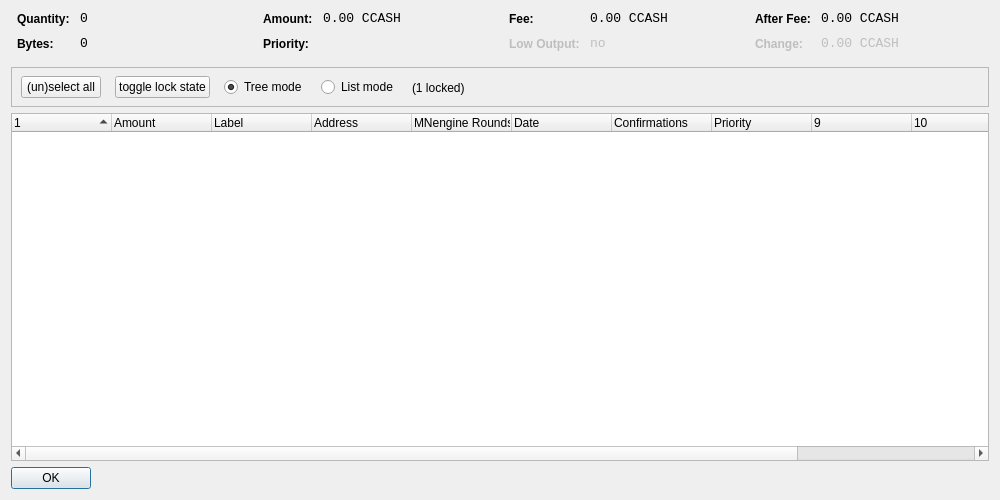
Qt form src/qt/forms/coincontroldialog.ui (FrankygoestoHollywood/CampusCash_Core) before a commit.
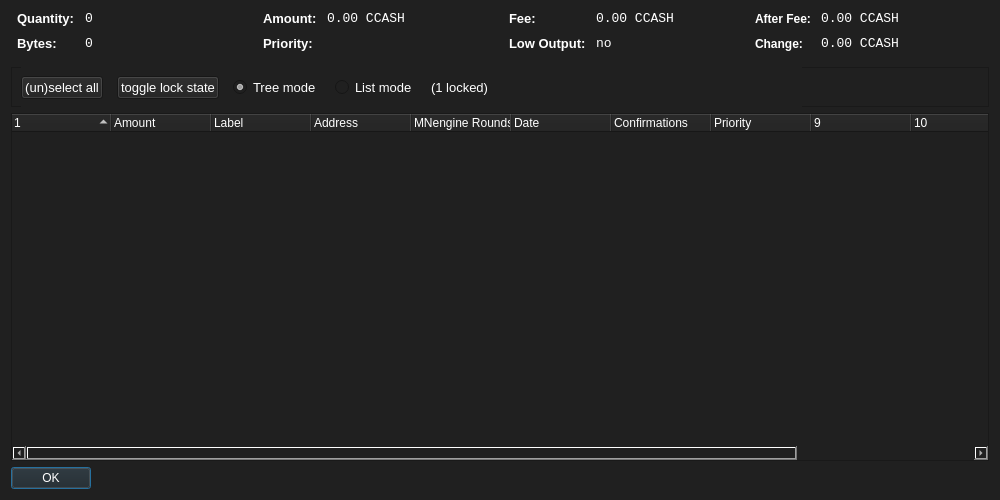
The same form after that commit. Custom widgets are drawn as their Qt base class.

The edit to the form file:
```diff
--- a/src/qt/forms/coincontroldialog.ui
+++ b/src/qt/forms/coincontroldialog.ui
@@ -14,7 +14,8 @@
    <string>Coin Control</string>
   </property>
   <property name="styleSheet">
-   <string notr="true"/>
+   <string notr="true">background-color: rgb(32, 32, 32);
+color: rgb(255, 255, 255);</string>
   </property>
   <layout class="QVBoxLayout" name="verticalLayout">
    <item>
@@ -41,6 +42,13 @@
        </property>
        <item row="0" column="0">
         <widget class="QLabel" name="labelCoinControlQuantityText">
+         <property name="font">
+          <font>
+           <pointsize>10</pointsize>
+           <weight>75</weight>
+           <bold>true</bold>
+          </font>
+         </property>
          <property name="styleSheet">
           <string notr="true">font-weight:bold;</string>
          </property>
@@ -73,6 +81,13 @@
        </item>
        <item row="1" column="0">
         <widget class="QLabel" name="labelCoinControlBytesText">
+         <property name="font">
+          <font>
+           <pointsize>10</pointsize>
+           <weight>75</weight>
+           <bold>true</bold>
+          </font>
+         </property>
          <property name="styleSheet">
           <string notr="true">font-weight:bold;</string>
          </property>
@@ -121,6 +136,13 @@
        </property>
        <item row="0" column="0">
         <widget class="QLabel" name="labelCoinControlAmountText">
+         <property name="font">
+          <font>
+           <pointsize>10</pointsize>
+           <weight>75</weight>
+           <bold>true</bold>
+          </font>
+         </property>
          <property name="styleSheet">
           <string notr="true">font-weight:bold;</string>
          </property>
@@ -153,6 +175,13 @@
        </item>
        <item row="1" column="0">
         <widget class="QLabel" name="labelCoinControlPriorityText">
+         <property name="font">
+          <font>
+           <pointsize>10</pointsize>
+           <weight>75</weight>
+           <bold>true</bold>
+          </font>
+         </property>
          <property name="styleSheet">
           <string notr="true">font-weight:bold;</string>
          </property>
@@ -201,6 +230,13 @@
        </property>
        <item row="0" column="0">
         <widget class="QLabel" name="labelCoinControlFeeText">
+         <property name="font">
+          <font>
+           <pointsize>10</pointsize>
+           <weight>75</weight>
+           <bold>true</bold>
+          </font>
+         </property>
          <property name="styleSheet">
           <string notr="true">font-weight:bold;</string>
          </property>
@@ -236,6 +272,13 @@
          <property name="enabled">
           <bool>false</bool>
          </property>
+         <property name="font">
+          <font>
+           <pointsize>10</pointsize>
+           <weight>75</weight>
+           <bold>true</bold>
+          </font>
+         </property>
          <property name="styleSheet">
           <string notr="true">font-weight:bold;</string>
          </property>
@@ -382,7 +425,7 @@
         <height>41</height>
        </rect>
       </property>
-      <layout class="QHBoxLayout" name="horizontalLayoutPanel" stretch="0,0,0,0,0">
+      <layout class="QHBoxLayout" name="horizontalLayoutPanel" stretch="0,0,0,0,0,0">
        <property name="spacing">
         <number>14</number>
        </property>
@@ -394,6 +437,11 @@
            <verstretch>0</verstretch>
           </sizepolicy>
          </property>
+         <property name="font">
+          <font>
+           <pointsize>10</pointsize>
+          </font>
+         </property>
          <property name="text">
           <string>(un)select all</string>
          </property>
@@ -407,6 +455,11 @@
             <verstretch>0</verstretch>
            </sizepolicy>
           </property>
+         <property name="font">
+          <font>
+           <pointsize>10</pointsize>
+          </font>
+         </property>
           <property name="text">
            <string>toggle lock state</string>
           </property>
@@ -423,6 +476,11 @@
            <verstretch>0</verstretch>
           </sizepolicy>
          </property>
+         <property name="font">
+          <font>
+           <pointsize>10</pointsize>
+          </font>
+         </property>
          <property name="text">
           <string>Tree mode</string>
          </property>
@@ -439,6 +497,11 @@
            <verstretch>0</verstretch>
           </sizepolicy>
          </property>
+         <property name="font">
+          <font>
+           <pointsize>10</pointsize>
+          </font>
+         </property>
          <property name="text">
           <string>List mode</string>
          </property>
@@ -446,6 +509,11 @@
        </item>
         <item>
          <widget class="QLabel" name="labelLocked">
+         <property name="font">
+          <font>
+           <pointsize>10</pointsize>
+          </font>
+         </property>
           <property name="text">
            <string>(1 locked)</string>
           </property>
@@ -470,6 +538,11 @@
    </item>
    <item>
     <widget class="CoinControlTreeWidget" name="treeWidget">
+     <property name="font">
+      <font>
+       <pointsize>10</pointsize>
+      </font>
+     </property>
      <property name="contextMenuPolicy">
       <enum>Qt::CustomContextMenu</enum>
      </property>
@@ -558,6 +631,11 @@
        <verstretch>0</verstretch>
       </sizepolicy>
      </property>
+     <property name="font">
+      <font>
+       <pointsize>10</pointsize>
+      </font>
+     </property>
      <property name="orientation">
       <enum>Qt::Horizontal</enum>
      </property>
```
Lines whose indentation alone changed are shown as unchanged.
